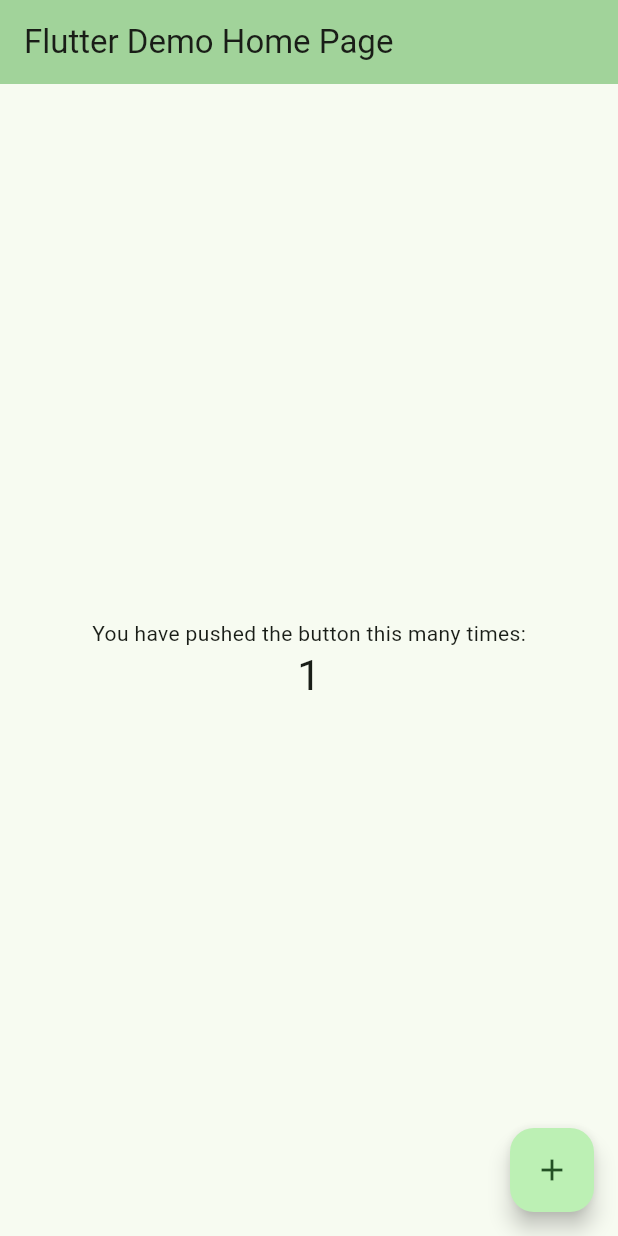
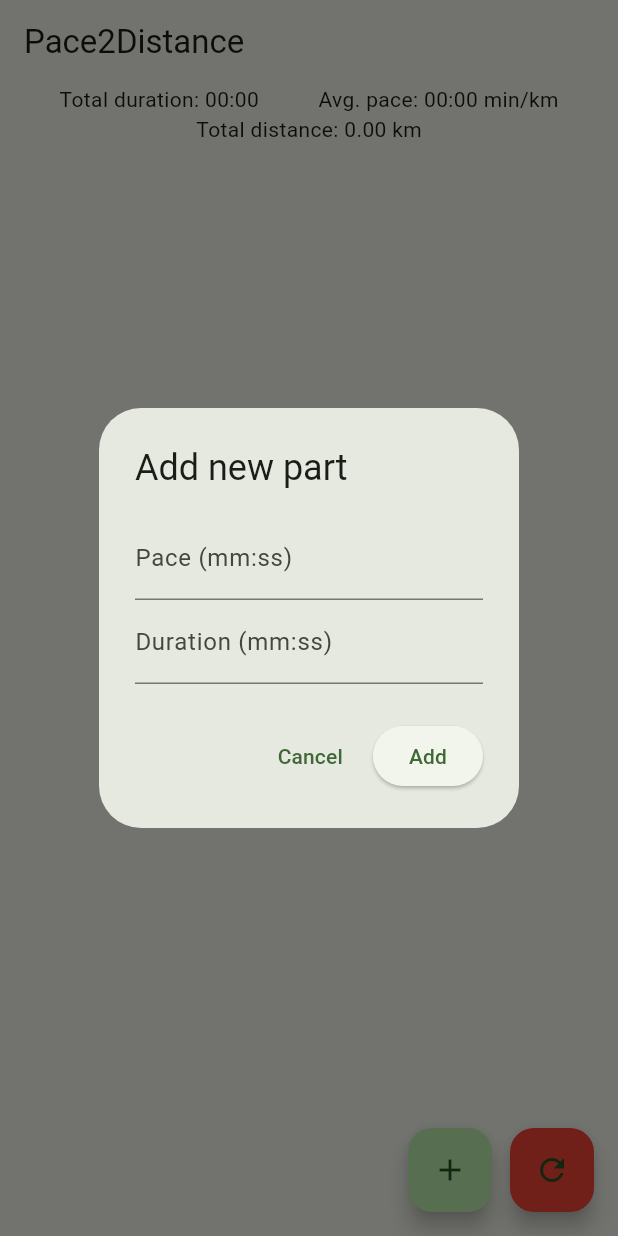
Before and after one commit to niieetz/TiTo, a Flutter app: the screen it shows after launch, after a tap on the "add" icon, on a phone screen of 412 x 824 dp. Run offline on Flutter 3.47's test engine with Material 3 defaults, Android fonts, the light colour scheme and no system bars.

Commit message:
add pace2distance application

```diff
--- a/lib/main.dart
+++ b/lib/main.dart
@@ -1,4 +1,5 @@
 import 'package:flutter/material.dart';
+import 'package:tito/pace_to_distance/part.dart';
 
 void main() {
   runApp(const MyApp());
@@ -7,45 +8,37 @@ void main() {
 class MyApp extends StatelessWidget {
   const MyApp({super.key});
 
-  // This widget is the root of your application.
   @override
   Widget build(BuildContext context) {
     return MaterialApp(
-      title: 'Flutter Demo',
+      title: 'Pace2Distance',
       theme: ThemeData(
-        // This is the theme of your application.
-        //
-        // TRY THIS: Try running your application with "flutter run". You'll see
-        // the application has a purple toolbar. Then, without quitting the app,
-        // try changing the seedColor in the colorScheme below to Colors.green
-        // and then invoke "hot reload" (save your changes or press the "hot
-        // reload" button in a Flutter-supported IDE, or press "r" if you used
-        // the command line to start the app).
-        //
-        // Notice that the counter didn't reset back to zero; the application
-        // state is not lost during the reload. To reset the state, use hot
-        // restart instead.
-        //
-        // This works for code too, not just values: Most code changes can be
-        // tested with just a hot reload.
-        colorScheme: .fromSeed(seedColor: Colors.green),
+        colorSchemeSeed: const Color.fromARGB(255, 3, 107, 7),
+        useMaterial3: true,
+        brightness: Brightness.light,
       ),
-      home: const MyHomePage(title: 'Flutter Demo Home Page'),
+      darkTheme: ThemeData(
+        colorSchemeSeed: Colors.blue,
+        useMaterial3: true,
+        brightness: Brightness.dark,
+      ),
+      home: const MyHomePage(title: 'Pace2Distance'),
+      debugShowCheckedModeBanner: false,
+      builder: (context, child) {
+        final insets = MediaQuery.of(context).viewInsets;
+        return MediaQuery(
+          data: MediaQuery.of(context).copyWith(
+            viewInsets: insets.isNonNegative ? insets : EdgeInsets.zero,
+          ),
+          child: child!,
+        );
+      },
     );
   }
 }
 
 class MyHomePage extends StatefulWidget {
   const MyHomePage({super.key, required this.title});
-
-  // This widget is the home page of your application. It is stateful, meaning
-  // that it has a State object (defined below) that contains fields that affect
-  // how it looks.
-
-  // This class is the configuration for the state. It holds the values (in this
-  // case the title) provided by the parent (in this case the App widget) and
-  // used by the build method of the State. Fields in a Widget subclass are
-  // always marked "final".
 
   final String title;
 
@@ -54,68 +47,185 @@ class MyHomePage extends StatefulWidget {
 }
 
 class _MyHomePageState extends State<MyHomePage> {
-  int _counter = 0;
+  double _distance = 0.0;
+  Duration _duration = Duration.zero;
+  Duration _pace = Duration.zero;
+  List<Part> parts = [];
 
-  void _incrementCounter() {
-    setState(() {
-      // This call to setState tells the Flutter framework that something has
-      // changed in this State, which causes it to rerun the build method below
-      // so that the display can reflect the updated values. If we changed
-      // _counter without calling setState(), then the build method would not be
-      // called again, and so nothing would appear to happen.
-      _counter++;
-    });
+  Duration parseDuration(String input) {
+    final parts = input.split(":");
+    if (parts.length == 1) {
+      final minutes = int.tryParse(parts[0]) ?? 0;
+      return Duration(minutes: minutes);
+    } else if (parts.length == 2) {
+      final minutes = int.tryParse(parts[0]) ?? 0;
+      final seconds = int.tryParse(parts[1]) ?? 0;
+      return Duration(minutes: minutes, seconds: seconds);
+    }
+    return Duration.zero;
+  }
+
+  Future<Part?> showPartDialog(BuildContext context) {
+    final paceController = TextEditingController();
+    final timespanController = TextEditingController();
+
+    return showDialog<Part>(
+      context: context,
+      builder: (context) {
+        return AlertDialog(
+          title: const Text("Add new part"),
+          scrollable:
+              true, // <-- ganz wichtig, dann schiebt er sich mit dem Keyboard hoch
+          content: Column(
+            mainAxisSize: MainAxisSize.min,
+            children: [
+              TextField(
+                controller: paceController,
+                decoration: const InputDecoration(
+                  labelText: "Pace (mm:ss)",
+                ),
+              ),
+              TextField(
+                controller: timespanController,
+                decoration: const InputDecoration(
+                  labelText: "Duration (mm:ss)",
+                ),
+              ),
+            ],
+          ),
+          actions: [
+            TextButton(
+              onPressed: () => Navigator.of(context).pop(null),
+              child: const Text("Cancel"),
+            ),
+            ElevatedButton(
+              onPressed: () {
+                final pace = parseDuration(paceController.text);
+                final timespan = parseDuration(timespanController.text);
+
+                final part = Part(
+                  pace: pace,
+                  timespan: timespan,
+                );
+
+                Navigator.of(context).pop(part);
+              },
+              child: const Text("Add"),
+            ),
+          ],
+        );
+      },
+    );
+  }
+
+  String durationToString(Duration duration) {
+    String twoDigits(int n) => n.toString().padLeft(2, "0");
+    final twoDigitMinutes = twoDigits(duration.inMinutes.remainder(60).abs());
+    final twoDigitSeconds = twoDigits(duration.inSeconds.remainder(60).abs());
+    String result = '';
+    if (duration.inHours > 0) {
+      result += duration.inHours.toString();
+      result += ':';
+    }
+    result += '$twoDigitMinutes:$twoDigitSeconds';
+    return result;
   }
 
   @override
   Widget build(BuildContext context) {
-    // This method is rerun every time setState is called, for instance as done
-    // by the _incrementCounter method above.
-    //
-    // The Flutter framework has been optimized to make rerunning build methods
-    // fast, so that you can just rebuild anything that needs updating rather
-    // than having to individually change instances of widgets.
     return Scaffold(
       appBar: AppBar(
-        // TRY THIS: Try changing the color here to a specific color (to
-        // Colors.amber, perhaps?) and trigger a hot reload to see the AppBar
-        // change color while the other colors stay the same.
-        backgroundColor: Theme.of(context).colorScheme.inversePrimary,
-        // Here we take the value from the MyHomePage object that was created by
-        // the App.build method, and use it to set our appbar title.
         title: Text(widget.title),
       ),
-      body: Center(
-        // Center is a layout widget. It takes a single child and positions it
-        // in the middle of the parent.
-        child: Column(
-          // Column is also a layout widget. It takes a list of children and
-          // arranges them vertically. By default, it sizes itself to fit its
-          // children horizontally, and tries to be as tall as its parent.
-          //
-          // Column has various properties to control how it sizes itself and
-          // how it positions its children. Here we use mainAxisAlignment to
-          // center the children vertically; the main axis here is the vertical
-          // axis because Columns are vertical (the cross axis would be
-          // horizontal).
-          //
-          // TRY THIS: Invoke "debug painting" (choose the "Toggle Debug Paint"
-          // action in the IDE, or press "p" in the console), to see the
-          // wireframe for each widget.
-          mainAxisAlignment: .center,
-          children: [
-            const Text('You have pushed the button this many times:'),
-            Text(
-              '$_counter',
-              style: Theme.of(context).textTheme.headlineMedium,
-            ),
-          ],
-        ),
+      body: Column(
+        children: <Widget>[
+          Row(
+            children: [
+              const Spacer(),
+              const Text('Total duration: '),
+              Text(durationToString(_duration)),
+              const Spacer(),
+              const Text('Avg. pace: '),
+              Text(durationToString(_pace)),
+              const Text(' min/km'),
+              const Spacer(),
+            ],
+          ),
+          Row(
+            children: [
+              const Spacer(),
+              Text('Total distance: ${_distance.toStringAsFixed(2)} km'),
+              const Spacer(),
+            ],
+          ),
+          Expanded(
+            child: parts.isEmpty
+                ? const Center(child: Text("No parts added yet"))
+                : ListView.builder(
+                    itemCount: parts.length,
+                    itemBuilder: (context, index) {
+                      final part = parts[index];
+                      return ListTile(
+                        title: Text(
+                          "Pace: ${durationToString(part.pace)}, Duration: ${durationToString(part.timespan)}",
+                        ),
+                        subtitle: Text(
+                          "Distance: ${part.getDistance().toStringAsFixed(2)} km",
+                        ),
+                      );
+                    },
+                  ),
+          ),
+        ],
       ),
-      floatingActionButton: FloatingActionButton(
-        onPressed: _incrementCounter,
-        tooltip: 'Increment',
-        child: const Icon(Icons.add),
+      floatingActionButton: Row(
+        mainAxisSize: MainAxisSize.min,
+        children: [
+          FloatingActionButton(
+            onPressed: () async {
+              final newPart = await showPartDialog(context);
+              if (newPart != null) {
+                setState(() {
+                  parts.add(newPart);
+
+                  // recalc totals
+                  _distance =
+                      parts.fold(0.0, (sum, p) => sum + p.getDistance());
+                  _duration = Duration(
+                    seconds:
+                        parts.fold(0, (sum, p) => sum + p.timespan.inSeconds),
+                  );
+
+                  final totalSeconds = parts.fold<int>(
+                      0, (sum, p) => sum + p.timespan.inSeconds);
+                  final totalDistance =
+                      parts.fold<double>(0, (sum, p) => sum + p.getDistance());
+
+                  _pace = totalDistance > 0
+                      ? Duration(
+                          seconds: (totalSeconds / totalDistance).round())
+                      : Duration.zero;
+                });
+              }
+            },
+            tooltip: 'Add',
+            child: const Icon(Icons.add),
+          ),
+          const SizedBox(width: 12),
+          FloatingActionButton(
+            backgroundColor: Colors.red,
+            onPressed: () {
+              setState(() {
+                parts.clear();
+                _distance = 0.0;
+                _duration = Duration.zero;
+                _pace = Duration.zero;
+              });
+            },
+            tooltip: 'Reset',
+            child: const Icon(Icons.refresh),
+          ),
+        ],
       ),
     );
   }
--- /dev/null
+++ b/lib/pace_to_distance/part.dart
@@ -0,0 +1,13 @@
+class Part {
+  final Duration pace;
+  final Duration timespan;
+
+  Part({required this.pace, required this.timespan});
+
+  double getDistance() {
+    final paceSeconds = pace.inSeconds;
+    if (paceSeconds == 0) return 0;
+    final dist = timespan.inSeconds / paceSeconds;
+    return double.parse(dist.toStringAsFixed(2));
+  }
+}
```
